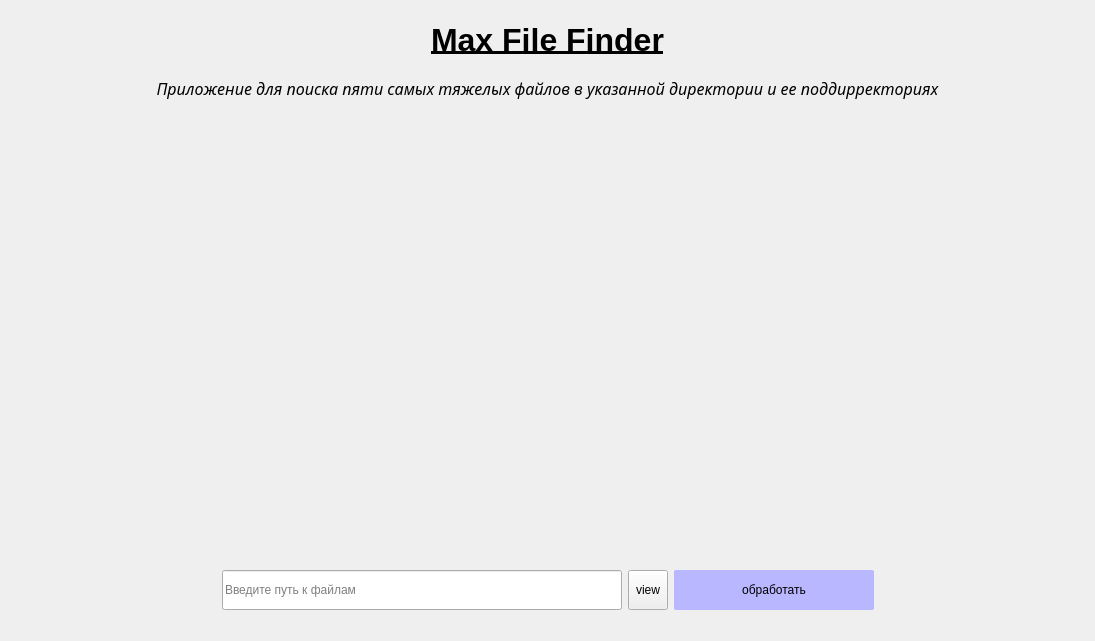
This is mainwindow.ui in Dm1tryb1t/HW as Qt 5 draws it before an edit. The edited form follows.
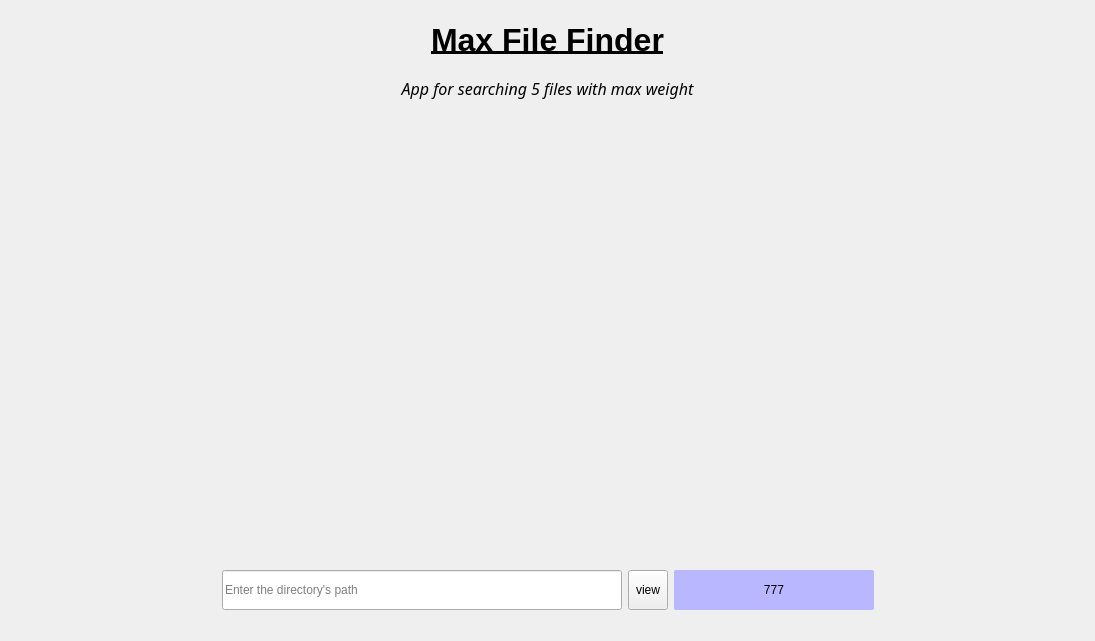
This is the edited form. Icons and pictures are not drawn.

Patch:
```diff
--- a/mainwindow.ui
+++ b/mainwindow.ui
@@ -92,7 +92,7 @@
 }</string>
         </property>
         <property name="text">
-         <string>Приложение для поиска пяти самых тяжелых файлов в указанной директории и ее поддирректориях</string>
+         <string>App for searching 5 files with max weight</string>
         </property>
         <property name="alignment">
          <set>Qt::AlignHCenter|Qt::AlignTop</set>
@@ -154,7 +154,7 @@
            <string/>
           </property>
           <property name="placeholderText">
-           <string>Введите путь к файлам</string>
+           <string>Enter the directory's path</string>
           </property>
          </widget>
         </item>
@@ -227,7 +227,7 @@
 }</string>
           </property>
           <property name="text">
-           <string>обработать</string>
+           <string>777</string>
           </property>
          </widget>
         </item>
```
